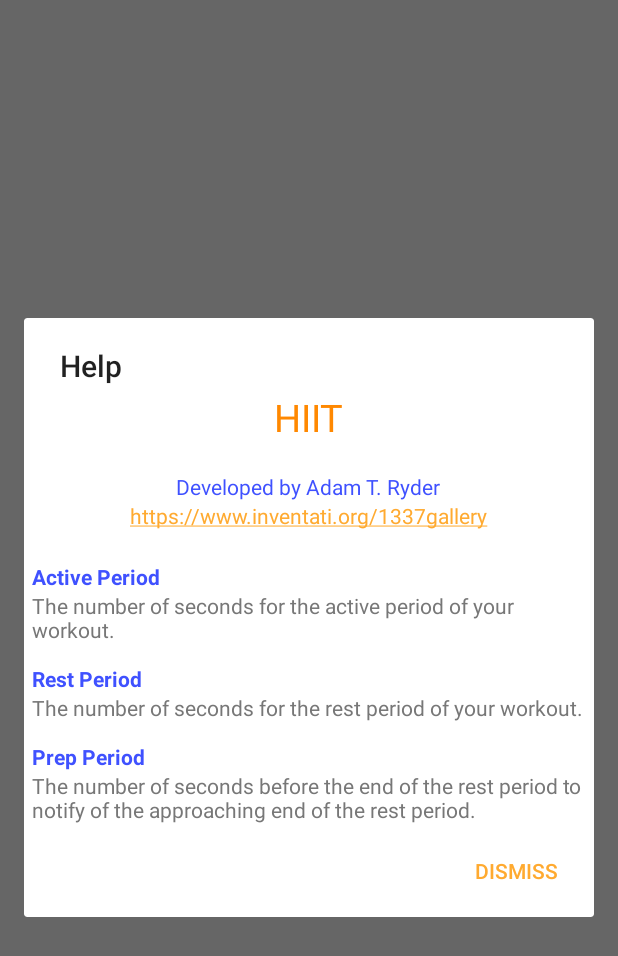
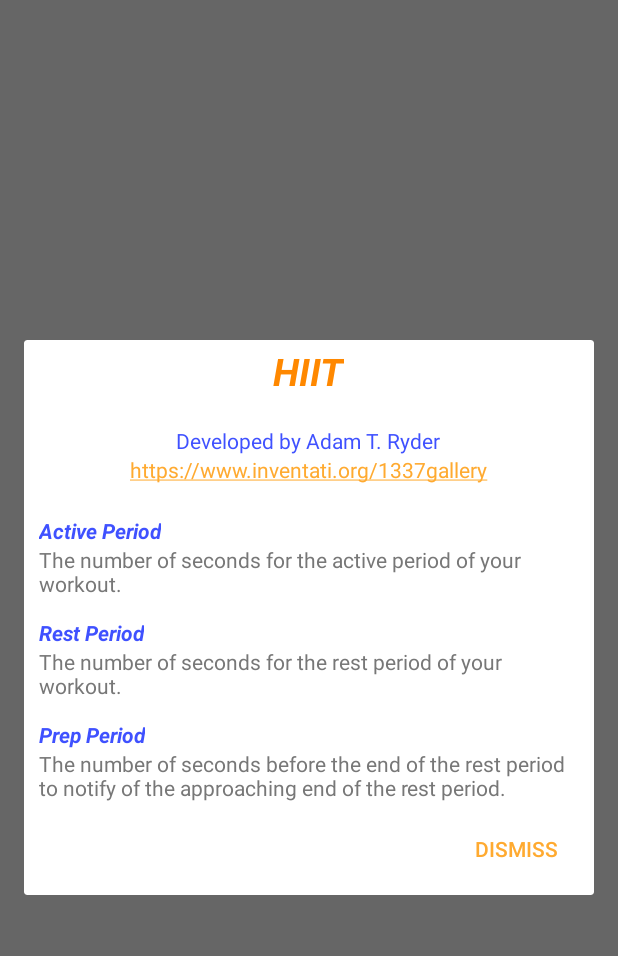
Before and after one commit to ATryder/HIIT, an Android app: the screen it shows after launch (HIITActivity), after a tap on "HELP", on a phone screen of 412 x 824 dp. Shown: the top 956 px of the screen. Run offline under Robolectric (Android 15) with nearby library versions, the phone set to English and light mode, and no system bars; pictures from the network do not load.

Commit message:
Aesthetic improvements to the help menu.

```diff
--- a/app/build.gradle
+++ b/app/build.gradle
@@ -12,8 +12,8 @@ android {
         applicationId "com.atr.hiit"
         minSdkVersion 14
         targetSdkVersion 30
-        versionCode 2
-        versionName '1.0.1'
+        versionCode 3
+        versionName '1.0.2'
         testInstrumentationRunner 'androidx.test.runner.AndroidJUnitRunner'
         signingConfig signingConfigs.debug
     }
--- a/app/src/main/java/com/atr/hiit/Help.java
+++ b/app/src/main/java/com/atr/hiit/Help.java
@@ -50,7 +50,7 @@ public class Help extends DialogFragment {
             }
         }
 
-        builder.setTitle(getText(R.string.help)).setView(view).setPositiveButton(getText(R.string.dismiss), new DialogInterface.OnClickListener() {
+        builder.setView(view).setPositiveButton(getText(R.string.dismiss), new DialogInterface.OnClickListener() {
                     @Override
                     public void onClick(DialogInterface dialog, int id) {
                         dismiss();
--- a/app/src/main/res/layout/layout_help.xml
+++ b/app/src/main/res/layout/layout_help.xml
@@ -12,8 +12,8 @@
             android:layout_width="wrap_content"
             android:layout_height="wrap_content"
             android:orientation="vertical"
-            android:paddingLeft="5dp"
-            android:paddingRight="5dp">
+            android:paddingLeft="10dp"
+            android:paddingRight="10dp">
 
             <TextView
                 android:id="@+id/apptitle"
@@ -23,6 +23,7 @@
                 android:text="@string/app_name"
                 android:layout_gravity="top|center_horizontal"
                 android:textSize="25sp"
+                android:textStyle="bold|italic"
                 android:layout_marginLeft="3dp"
                 android:layout_marginRight="3dp"
                 android:textColor="@color/colorAccentDark" />
@@ -69,7 +70,7 @@
                 android:layout_weight="1"
                 android:text="@string/activeperiod"
                 android:layout_gravity="top|left"
-                android:textStyle="bold"
+                android:textStyle="bold|italic"
                 android:textColor="@color/colorPrimary"/>
 
             <TextView
@@ -87,7 +88,7 @@
                 android:layout_weight="1"
                 android:text="@string/restperiod"
                 android:layout_gravity="top|left"
-                android:textStyle="bold"
+                android:textStyle="bold|italic"
                 android:textColor="@color/colorPrimary"/>
 
             <TextView
@@ -105,7 +106,7 @@
                 android:layout_weight="1"
                 android:text="@string/prepperiod"
                 android:layout_gravity="top|left"
-                android:textStyle="bold"
+                android:textStyle="bold|italic"
                 android:textColor="@color/colorPrimary"/>
 
             <TextView
```
Also changed, not shown: 2 other files.
